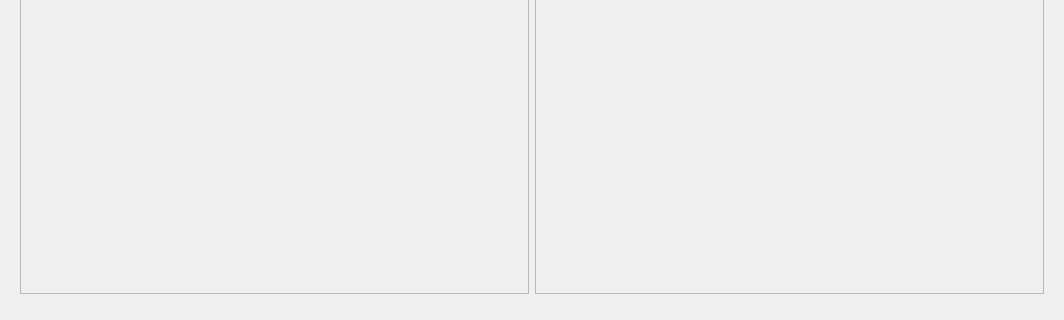
Old version of the form prjstore/ui/pyside/sale_registration.ui in the repository igol84/myproject; both pictures show x 0 to 1064 and y 476 to 796 of the 1064 by 796 pixel window.
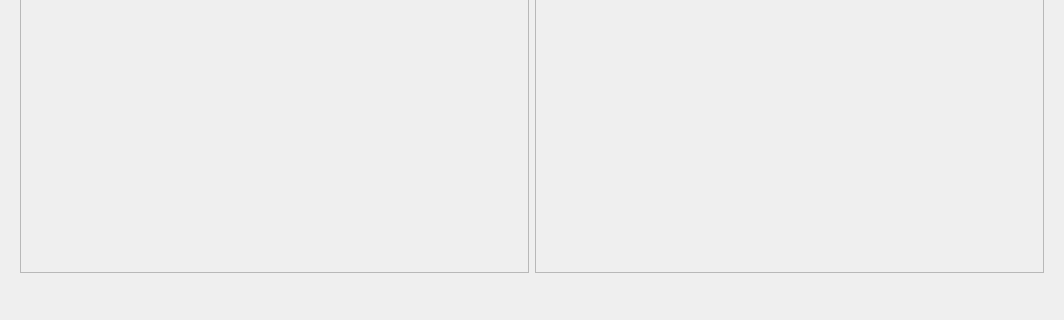
New version of the form.

Commit message: ui: sale_registration - total

What changed in the file:
```diff
--- a/prjstore/ui/pyside/sale_registration.ui
+++ b/prjstore/ui/pyside/sale_registration.ui
@@ -121,7 +121,7 @@
                 <x>0</x>
                 <y>0</y>
                 <width>508</width>
-                <height>637</height>
+                <height>615</height>
                </rect>
               </property>
               <layout class="QVBoxLayout" name="sli_layout"/>
@@ -218,7 +218,7 @@
                 <x>0</x>
                 <y>0</y>
                 <width>508</width>
-                <height>639</height>
+                <height>617</height>
                </rect>
               </property>
               <property name="sizePolicy">
@@ -284,6 +284,26 @@
        </layout>
       </widget>
      </item>
+     <item>
+      <widget class="QLabel" name="total">
+       <property name="font">
+        <font>
+         <pointsize>10</pointsize>
+         <weight>50</weight>
+         <bold>false</bold>
+        </font>
+       </property>
+       <property name="styleSheet">
+        <string notr="true">margin-left: 15px</string>
+       </property>
+       <property name="text">
+        <string/>
+       </property>
+       <property name="wordWrap">
+        <bool>false</bool>
+       </property>
+      </widget>
+     </item>
      <item>
       <widget class="QDialogButtonBox" name="buttonBox">
        <property name="standardButtons">
```
The commit also changes 6 other files.
